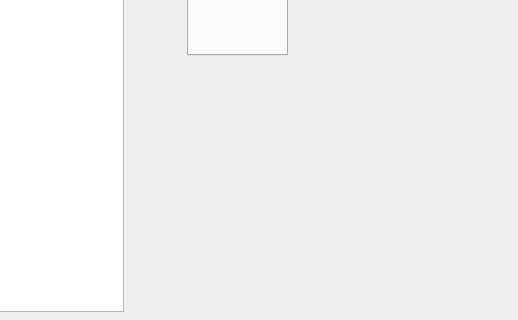
First picture: the form in src/mainwindow.ui, repository nishantsat/pi, before the edit; both pictures show x 282 to 800 and y 131 to 451 of the 800 by 700 pixel window.
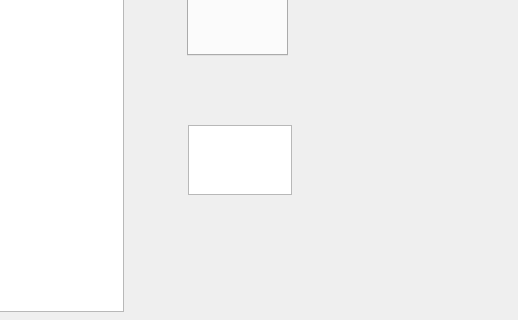
Second picture: the form after the edit.

Diff of the .ui file:
```diff
--- a/src/mainwindow.ui
+++ b/src/mainwindow.ui
@@ -84,6 +84,16 @@
      <bool>true</bool>
     </property>
    </widget>
+   <widget class="QTextEdit" name="txtInput">
+    <property name="geometry">
+     <rect>
+      <x>470</x>
+      <y>220</y>
+      <width>104</width>
+      <height>70</height>
+     </rect>
+    </property>
+   </widget>
   </widget>
   <widget class="QMenuBar" name="menuBar">
    <property name="geometry">
```
Left out of the diff: 2 changed lines with no effect on the pictures.
